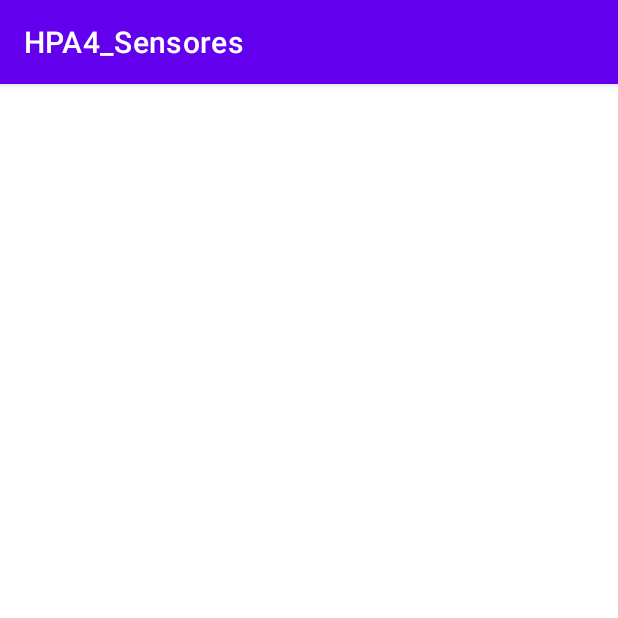
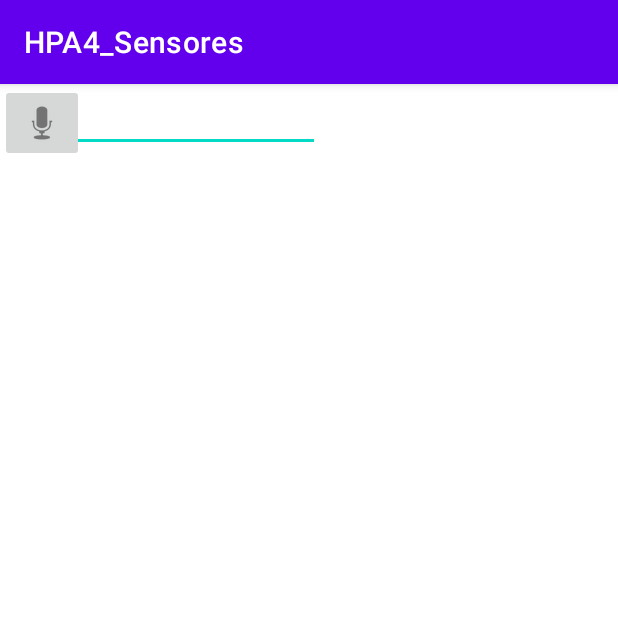
Before and after one commit to tonioqiu/HPA4-PROY-FINAL, an Android app: the VoiceActivity screen opened directly, with no data from a screen before it, on a phone screen of 412 x 824 dp, the top half of it. Run offline under Robolectric (Android 15) with nearby library versions, the phone set to English and light mode, and no system bars.

Commit message:
Voice Activity - permissions, .java, .xml v1

```diff
--- a/app/src/main/AndroidManifest.xml
+++ b/app/src/main/AndroidManifest.xml
@@ -4,6 +4,8 @@
     package="com.example.hpa4_sensores">
 
     <uses-permission android:name="android.permission.NFC" />
+    <uses-permission android:name="android.permission.RECORD_AUDIO" />
+    <uses-permission android:name="android.permission.INTERNET" />
 
     <application
         android:allowBackup="true"
--- a/app/src/main/java/com/example/hpa4_sensores/VoiceActivity.java
+++ b/app/src/main/java/com/example/hpa4_sensores/VoiceActivity.java
@@ -1,14 +1,138 @@
 package com.example.hpa4_sensores;
 
+import androidx.annotation.NonNull;
 import androidx.appcompat.app.AppCompatActivity;
+import androidx.core.app.ActivityCompat;
+import androidx.core.content.ContextCompat;
 
+import android.Manifest;
+import android.content.Intent;
+import android.content.pm.PackageManager;
 import android.os.Bundle;
+import android.speech.RecognitionListener;
+import android.speech.RecognizerIntent;
+import android.speech.SpeechRecognizer;
+import android.view.View;
+import android.widget.EditText;
+import android.widget.ImageButton;
+import android.widget.Toast;
+
+import java.util.ArrayList;
 
 public class VoiceActivity extends AppCompatActivity {
 
+    int count;
+    ImageButton imageButton;
+    EditText editText;
+
+
+    SpeechRecognizer speechRecognizer;
     @Override
     protected void onCreate(Bundle savedInstanceState) {
         super.onCreate(savedInstanceState);
         setContentView(R.layout.activity_voice);
+
+        imageButton=findViewById(R.id.btnMic);
+        editText=findViewById(R.id.edtMic);
+
+        if(ContextCompat.checkSelfPermission(this, Manifest.permission.RECORD_AUDIO) != PackageManager.PERMISSION_GRANTED){
+
+            ActivityCompat.requestPermissions(this,new String[]{Manifest.permission.RECORD_AUDIO}, 1);
+
+        }
+
+        speechRecognizer=SpeechRecognizer.createSpeechRecognizer(this);
+
+        Intent speechRecognizerIntent = new Intent(RecognizerIntent.ACTION_RECOGNIZE_SPEECH);
+
+        imageButton.setOnClickListener(new View.OnClickListener() {
+            @Override
+            public void onClick(View view) {
+
+                if(count==0){
+
+                    speechRecognizer.startListening(speechRecognizerIntent);
+                count=1;
+                }
+
+                else{
+                    speechRecognizer.stopListening();
+                    count=0;
+                }
+            }
+        });
+
+        speechRecognizer.setRecognitionListener(new RecognitionListener() {
+            @Override
+            public void onReadyForSpeech(Bundle bundle) {
+
+            }
+
+            @Override
+            public void onBeginningOfSpeech() {
+
+            }
+
+            @Override
+            public void onRmsChanged(float v) {
+
+            }
+
+            @Override
+            public void onBufferReceived(byte[] bytes) {
+
+            }
+
+            @Override
+            public void onEndOfSpeech() {
+
+            }
+
+            @Override
+            public void onError(int i) {
+
+            }
+
+            @Override
+            public void onResults(Bundle results) {
+
+                ArrayList<String> data = results.getStringArrayList(SpeechRecognizer.RESULTS_RECOGNITION);
+
+                editText.setText(data.get(0));
+
+            }
+
+            @Override
+            public void onPartialResults(Bundle bundle) {
+
+            }
+
+            @Override
+            public void onEvent(int i, Bundle bundle) {
+
+            }
+        });
+
+    }
+
+    @Override
+    public void onRequestPermissionsResult(int requestCode, @NonNull String[] permissions, @NonNull int[] grantResults) {
+        super.onRequestPermissionsResult(requestCode, permissions, grantResults);
+
+        if(requestCode==1){
+
+            if(grantResults[0]==PackageManager.PERMISSION_GRANTED){
+
+                Toast.makeText(this, "Permission Granted", Toast.LENGTH_SHORT);
+
+            }
+
+            else{
+                Toast.makeText(this, "Permission Denied", Toast.LENGTH_SHORT);
+
+            }
+
+        }
+
     }
 }
--- a/app/src/main/res/layout/activity_voice.xml
+++ b/app/src/main/res/layout/activity_voice.xml
@@ -6,4 +6,25 @@
     android:layout_height="match_parent"
     tools:context=".VoiceActivity">
 
+
+    <EditText
+        android:id="@+id/edtMic"
+        android:layout_width="wrap_content"
+        android:layout_height="wrap_content"
+        android:ems="10"
+        android:hint="Tap to speak"
+        android:inputType="textPersonName"
+        android:text="Name"
+        tools:layout_editor_absoluteX="100dp"
+        tools:layout_editor_absoluteY="343dp" />
+
+    <ImageButton
+        android:id="@+id/btnMic"
+        android:layout_width="wrap_content"
+        android:layout_height="wrap_content"
+        app:srcCompat="@android:drawable/ic_btn_speak_now"
+        tools:layout_editor_absoluteX="321dp"
+        tools:layout_editor_absoluteY="336dp" />
+
+
 </androidx.constraintlayout.widget.ConstraintLayout>
```
